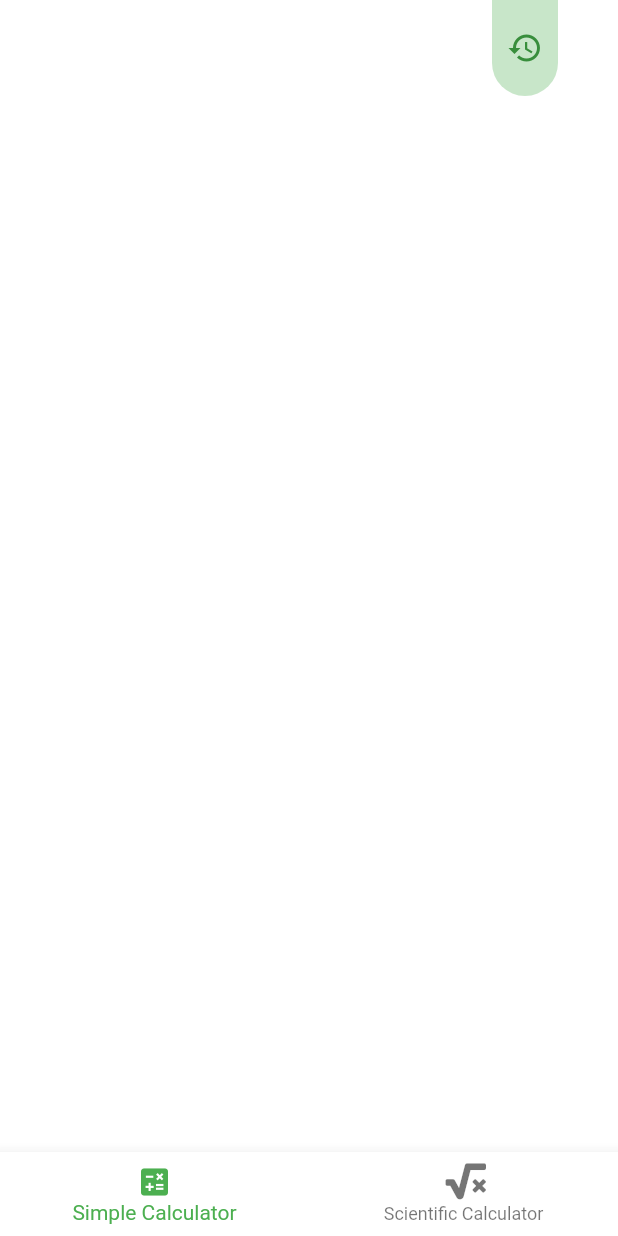
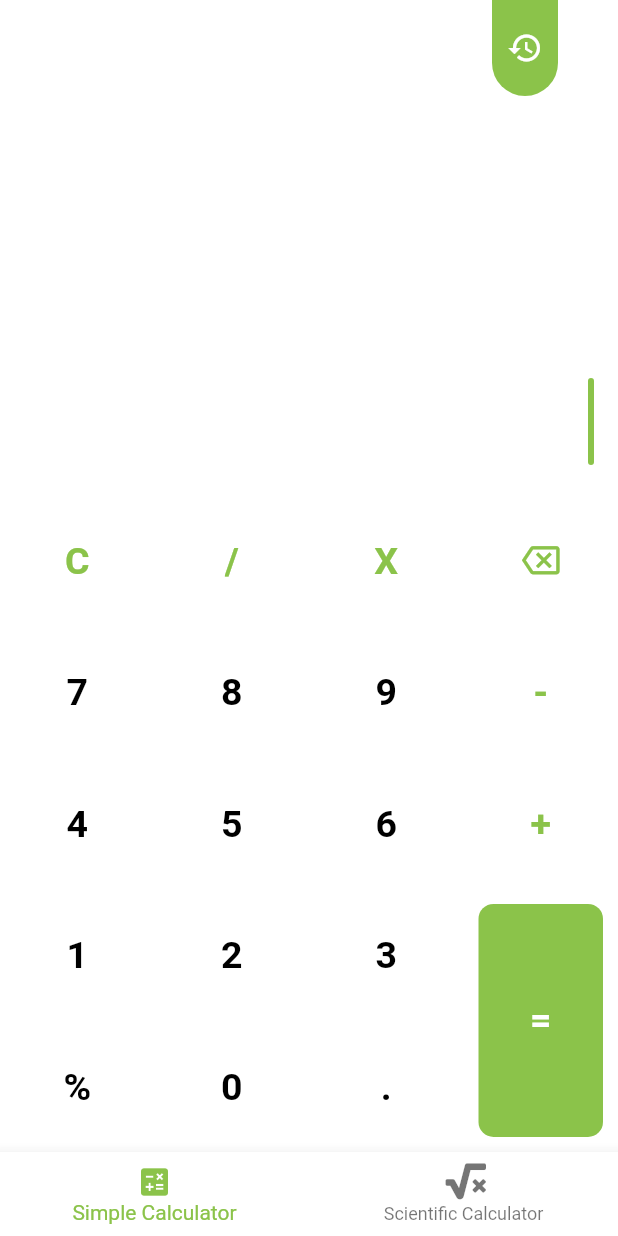
Before and after one commit to Mk2896/Calculator, a Flutter app: the screen it shows after launch, on a phone screen of 412 x 824 dp. Run offline on Flutter 3.47's test engine with Material 2 defaults, Android fonts, the phone set to English and light mode, and no system bars; Roboto replaces fonts that are missing (Poppins).

Commit message:
UI Almost Done

```diff
--- a/lib/models/theme.dart
+++ b/lib/models/theme.dart
@@ -5,18 +5,30 @@ class ThemeClass {
     scaffoldBackgroundColor: Colors.white,
     bottomNavigationBarTheme: const BottomNavigationBarThemeData(
       backgroundColor: Colors.white,
-      selectedItemColor: Colors.green,
+      selectedItemColor: Colors.lightGreen,
     ),
-    primarySwatch: Colors.green,
+    primaryColor: Colors.greenAccent,
+    primaryColorDark: Colors.green,
+    primaryColorLight: Colors.lightGreen,
+    secondaryHeaderColor: Colors.black,
+    textTheme: const TextTheme(
+        titleSmall: TextStyle(color: Colors.white),
+        titleMedium: TextStyle(color: Colors.grey)),
   );
 
   static ThemeData darkTheme = ThemeData(
     scaffoldBackgroundColor: Colors.black,
     bottomNavigationBarTheme: const BottomNavigationBarThemeData(
-      backgroundColor: Colors.black,
-      unselectedItemColor: Colors.grey,
-      selectedItemColor: Colors.greenAccent,
+      backgroundColor: Colors.white12,
+      unselectedItemColor: Colors.blueGrey,
+      selectedItemColor: Colors.teal,
     ),
-    primarySwatch: Colors.grey,
+    primaryColor: Colors.lightGreen,
+    primaryColorDark: Colors.green,
+    primaryColorLight: Colors.teal,
+    secondaryHeaderColor: Colors.white,
+    textTheme: const TextTheme(
+        titleSmall: TextStyle(color: Colors.white),
+        titleMedium: TextStyle(color: Colors.grey)),
   );
 }
--- a/lib/screens/calculator.dart
+++ b/lib/screens/calculator.dart
@@ -1,18 +1,74 @@
+import 'package:calculator/widgets/calculator/button_column.dart';
+import 'package:calculator/widgets/global/custom_text_field.dart';
 import 'package:flutter/material.dart';
 
 class Calculator extends StatelessWidget {
-  const Calculator({Key? key}) : super(key: key);
+  Calculator({Key? key}) : super(key: key);
+  double _fontSize = 50;
+  final TextEditingController _calculationController = TextEditingController();
 
   @override
   Widget build(BuildContext context) {
     return Column(
       children: [
-        Container(
+        SizedBox(
           width: MediaQuery.of(context).size.width,
           height: MediaQuery.of(context).size.height * 0.4,
+          child: Column(
+            mainAxisAlignment: MainAxisAlignment.end,
+            children: [
+              CustomTextField(
+                textController: _calculationController,
+                bottomMargin: 5,
+                fontSize: _fontSize,
+              ),
+            ],
+          ),
         ),
         Expanded(
-          child: Container(),
+          child: Container(
+            color: Theme.of(context).bottomNavigationBarTheme.backgroundColor,
+            child: Row(
+              children: const [
+
+                ButtonColumn(
+                  button1Text: "C",
+                  button1SpecialColor: true,
+                  button2Text: "7",
+                  button3Text: "4",
+                  button4Text: "1",
+                  button5Text: "%",
+                ),
+                ButtonColumn(
+                  button1Text: "/",
+                  button1SpecialColor: true,
+                  button2Text: "8",
+                  button3Text: "5",
+                  button4Text: "2",
+                  button5Text: "0",
+                ),
+                ButtonColumn(
+                  button1Text: "X",
+                  button1SpecialColor: true,
+                  button2Text: "9",
+                  button3Text: "6",
+                  button4Text: "3",
+                  button5Text: ".",
+                ),
+                ButtonColumn(
+                  button1Icon: Icons.backspace_outlined,
+                  button1SpecialColor: true,
+                  button2Text: "-",
+                  button2SpecialColor: true,
+                  button3Text: "+",
+                  button3SpecialColor: true,
+                  button4Text: "=",
+                  button4SpecialColor: true,
+                  button4IsLarge: true,
+                ),
+              ],
+            ),
+          ),
         ),
       ],
     );
--- a/lib/screens/history.dart
+++ b/lib/screens/history.dart
@@ -28,7 +28,7 @@ class History extends StatelessWidget {
             padding: const EdgeInsets.symmetric(horizontal: 10, vertical: 20),
             child: Icon(
               Icons.history,
-              color: Theme.of(context).primaryColorDark,
+              color: Theme.of(context).textTheme.titleSmall?.color,
             ),
           ),
         )
--- a/lib/screens/my_home_page.dart
+++ b/lib/screens/my_home_page.dart
@@ -32,7 +32,7 @@ class _MyHomePageState extends State<MyHomePage> with WidgetsBindingObserver {
   int _selectedIndex = 0;
 
   // List of screen based on bottom navigation
-  final List<Widget> _bottomNavigationScreens = const [
+  final List<Widget> _bottomNavigationScreens = [
     Calculator(),
     ScientificCalculator()
   ];
--- a/lib/screens/scientific_calculator.dart
+++ b/lib/screens/scientific_calculator.dart
@@ -1,17 +1,113 @@
+import 'package:calculator/widgets/calculator/button_column.dart';
+import 'package:calculator/widgets/global/custom_text_field.dart';
 import 'package:flutter/material.dart';
 
 class ScientificCalculator extends StatelessWidget {
-  const ScientificCalculator({Key? key}) : super(key: key);
+  ScientificCalculator({Key? key}) : super(key: key);
+  double _fontSize = 40;
+  final TextEditingController _calculationController = TextEditingController();
+  bool isRad = true;
 
   @override
   Widget build(BuildContext context) {
     return Column(
       children: [
-        Container(
+        SizedBox(
           width: MediaQuery.of(context).size.width,
           height: MediaQuery.of(context).size.height * 0.4,
+          child: Column(
+            mainAxisAlignment: MainAxisAlignment.end,
+            children: [
+              CustomTextField(
+                textController: _calculationController,
+                bottomMargin: 5,
+                fontSize: _fontSize,
+              ),
+            ],
+          ),
         ),
-        Expanded(child: Container())
+        Expanded(
+          child: Container(
+            color: Theme.of(context).bottomNavigationBarTheme.backgroundColor,
+            child: Row(
+              children: [
+                const ButtonColumn(
+                  button1Text: "asin",
+                  button2Text: "acos",
+                  button3Text: "atan",
+                  button4Text: "e^x",
+                  button5Text: "10^x",
+                  isScientific: true,
+                ),
+                const ButtonColumn(
+                  button1Text: "sin",
+                  button2Text: "cos",
+                  button3Text: "tan",
+                  button4Text: "ln",
+                  button5Text: "log",
+                  isScientific: true,
+                ),
+                const ButtonColumn(
+                  button1Text: "pi",
+                  button2Text: "x^y",
+                  button3Text: "x!",
+                  button4Text: "e",
+                  button5Text: "(",
+                  isScientific: true,
+                ),
+                ButtonColumn(
+                  button1Text: "sqrt.",
+                  button2Text: "sq.",
+                  button3Text: "DEG",
+                  button3SpecialColor: !isRad,
+                  button4Text: "RAD",
+                  button4SpecialColor: isRad,
+                  button5Text: ")",
+                  isScientific: true,
+                ),
+                const ButtonColumn(
+                  button1Text: "C",
+                  button1SpecialColor: true,
+                  button2Text: "7",
+                  button3Text: "4",
+                  button4Text: "1",
+                  button5Text: "%",
+                  isScientific: true,
+                ),
+                const ButtonColumn(
+                  button1Text: "/",
+                  button1SpecialColor: true,
+                  button2Text: "8",
+                  button3Text: "5",
+                  button4Text: "2",
+                  button5Text: "0",
+                  isScientific: true,
+                ),
+                const ButtonColumn(
+                  button1Text: "X",
+                  button1SpecialColor: true,
+                  button2Text: "9",
+                  button3Text: "6",
+                  button4Text: "3",
+                  button5Text: ".",
+                  isScientific: true,
+                ),
+                const ButtonColumn(
+                  button1Icon: Icons.backspace_outlined,
+                  button1SpecialColor: true,
+                  button2Text: "-",
+                  button2SpecialColor: true,
+                  button3Text: "+",
+                  button3SpecialColor: true,
+                  button4Text: "=",
+                  button4SpecialColor: true,
+                  button4IsLarge: true,
+                  isScientific: true,
+                ),
+              ],
+            ),
+          ),
+        )
       ],
     );
   }
--- /dev/null
+++ b/lib/widgets/calculator/button_column.dart
@@ -0,0 +1,125 @@
+import 'package:calculator/widgets/calculator/buttons.dart';
+import 'package:flutter/material.dart';
+
+class ButtonColumn extends StatelessWidget {
+  const ButtonColumn({
+    Key? key,
+    this.button1Text,
+    this.button1Icon,
+    this.button2Text,
+    this.button2Icon,
+    this.button3Text,
+    this.button3Icon,
+    this.button4Text,
+    this.button4Icon,
+    this.button5Text,
+    this.button5Icon,
+    this.button4IsLarge = false,
+    this.button1SpecialColor = false,
+    this.button2SpecialColor = false,
+    this.button3SpecialColor = false,
+    this.button4SpecialColor = false,
+    this.button5SpecialColor = false,
+    this.isScientific = false,
+  })  : assert(
+          button1Text == null || button1Icon == null,
+          'Cannot provide both a Text and a Icon.',
+        ),
+        assert(
+          button2Text == null || button2Icon == null,
+          'Cannot provide both a Text and a Icon.',
+        ),
+        assert(
+          button3Text == null || button3Icon == null,
+          'Cannot provide both a Text and a Icon.',
+        ),
+        assert(
+          button4Text == null || button4Icon == null,
+          'Cannot provide both a Text and a Icon.',
+        ),
+        assert(
+          button5Text == null || button5Icon == null,
+          'Cannot provide both a Text and a Icon.',
+        ),
+        assert(button1Text != null || button1Icon != null,
+            "Either Text or Icon is required"),
+        assert(button2Text != null || button2Icon != null,
+            "Either Text or Icon is required"),
+        assert(button3Text != null || button3Icon != null,
+            "Either Text or Icon is required"),
+        assert(button4Text != null || button4Icon != null,
+            "Either Text or Icon is required"),
+        assert(button4IsLarge || button5Text != null || button5Icon != null,
+            "Either Text or Icon is required"),
+        super(key: key);
+
+  final String? button1Text;
+  final String? button2Text;
+  final String? button3Text;
+  final String? button4Text;
+  final String? button5Text;
+
+  final IconData? button1Icon;
+  final IconData? button3Icon;
+  final IconData? button2Icon;
+  final IconData? button4Icon;
+  final IconData? button5Icon;
+
+  final bool button1SpecialColor;
+  final bool button2SpecialColor;
+  final bool button3SpecialColor;
+  final bool button4SpecialColor;
+  final bool button5SpecialColor;
+
+  final bool button4IsLarge;
+
+  final bool isScientific;
+
+  @override
+  Widget build(BuildContext context) {
+    return Expanded(
+      child: Column(
+        mainAxisAlignment: MainAxisAlignment.spaceEvenly,
+        children: [
+          MyButton(
+            buttonTextWidget: button1Text ?? button1Icon,
+            textSpecialColor: button1SpecialColor ? 1 : 0,
+            isScientific: isScientific,
+          ),
+          MyButton(
+            buttonTextWidget: button2Text ?? button2Icon,
+            textSpecialColor: button2SpecialColor ? 1 : 0,
+            isScientific: isScientific,
+          ),
+          MyButton(
+            buttonTextWidget: button3Text ?? button3Icon,
+            textSpecialColor: button3SpecialColor ? 1 : 0,
+            isScientific: isScientific,
+          ),
+          MyButton(
+            buttonTextWidget: button4Text ?? button4Icon,
+            textSpecialColor: button4IsLarge
+                ? 2
+                : button4SpecialColor
+                    ? 1
+                    : 0,
+            buttonColor:
+                button4IsLarge ? Theme.of(context).primaryColorLight : null,
+            flex: button4IsLarge ? 2 : 1,
+            isScientific: isScientific,
+            width: button4IsLarge && isScientific
+                ? MediaQuery.of(context).size.width * 0.05
+                : null,
+          ),
+          if (!button4IsLarge) ...[
+            MyButton(
+              buttonTextWidget: button5Text ?? button5Icon,
+              textSpecialColor: button5SpecialColor ? 1 : 0,
+              isScientific: isScientific,
+            ),
+          ]
+        ],
+      ),
+    );
+  }
+}
--- /dev/null
+++ b/lib/widgets/calculator/buttons.dart
@@ -0,0 +1,78 @@
+import 'package:flutter/material.dart';
+
+class MyButton extends StatelessWidget {
+  const MyButton({
+    Key? key,
+    this.flex = 1,
+    this.buttonColor,
+    required this.textSpecialColor,
+    required this.buttonTextWidget,
+    this.width,
+    this.isScientific = false,
+  })  : isText = (buttonTextWidget is String?) ? true : false,
+        super(key: key);
+  final int flex;
+  final Color? buttonColor;
+  final dynamic buttonTextWidget;
+  final int textSpecialColor;
+  final bool isText;
+  final bool isScientific;
+  final double? width;
+
+  @override
+  Widget build(BuildContext context) {
+    return Expanded(
+      flex: flex,
+      child: InkWell(
+        onTap: () {},
+        child: Container(
+          margin: isScientific ? null : const EdgeInsets.all(10),
+          width: width,
+          decoration: BoxDecoration(
+            borderRadius: BorderRadius.circular(10),
+            color: buttonColor,
+          ),
+          child: Center(
+            child: GridTile(
+              child: Padding(
+                padding: isScientific
+                    ? const EdgeInsets.all(5)
+                    : const EdgeInsets.all(20),
+                child: isText
+                    ? Text(
+                        buttonTextWidget,
+                        style: TextStyle(
+                          color: textSpecialColor == 1
+                              ? Theme.of(context).primaryColorLight
+                              : (textSpecialColor == 0
+                                  ? Theme.of(context).secondaryHeaderColor
+                                  : Theme.of(context)
+                                      .textTheme
+                                      .titleSmall
+                                      ?.color),
+                          fontFamily: "Poppins",
+                          fontSize: isScientific ? 18 : 25,
+                          fontWeight:
+                              isScientific ? FontWeight.w400 : FontWeight.w700,
+                        ),
+                      )
+                    : Icon(
+                        buttonTextWidget,
+                        color: textSpecialColor == 1
+                            ? Theme.of(context).primaryColorLight
+                            : (textSpecialColor == 0
+                                ? Theme.of(context).secondaryHeaderColor
+                                : Theme.of(context)
+                                    .textTheme
+                                    .titleSmall
+                                    ?.color),
+                        size: isScientific ? 18 : 25,
+                      ),
+              ),
+            ),
+          ),
+        ),
+      ),
+    );
+  }
+}
--- /dev/null
+++ b/lib/widgets/global/custom_text_field.dart
@@ -0,0 +1,47 @@
+import 'package:flutter/material.dart';
+
+class CustomTextField extends StatelessWidget {
+  const CustomTextField({
+    Key? key,
+    this.topMargin = 0,
+    this.bottomMargin = 0,
+    this.leftMargin = 0,
+    this.rightMargin = 0,
+    this.fontSize,
+    required this.textController,
+  }) : super(key: key);
+  final double topMargin;
+  final double bottomMargin;
+  final double leftMargin;
+  final double rightMargin;
+  final TextEditingController? textController;
+  final double? fontSize;
+  @override
+  Widget build(BuildContext context) {
+    return Container(
+      margin: EdgeInsets.only(
+        top: topMargin,
+        bottom: bottomMargin,
+        left: leftMargin,
+        right: rightMargin,
+      ),
+      padding: const EdgeInsets.all(15),
+      width: MediaQuery.of(context).size.width,
+      child: TextFormField(
+        controller: textController,
+        autofocus: true,
+        cursorWidth: 4,
+        cursorRadius: const Radius.circular(5),
+        textDirection: TextDirection.rtl,
+        cursorColor: Theme.of(context).primaryColorLight,
+        keyboardType: TextInputType.none,
+        style: TextStyle(
+          color: Theme.of(context).secondaryHeaderColor,
+          fontFamily: "Poppins",
+          fontSize: fontSize,
+        ),
+        decoration: const InputDecoration.collapsed(hintText: ""),
+      ),
+    );
+  }
+}
```
